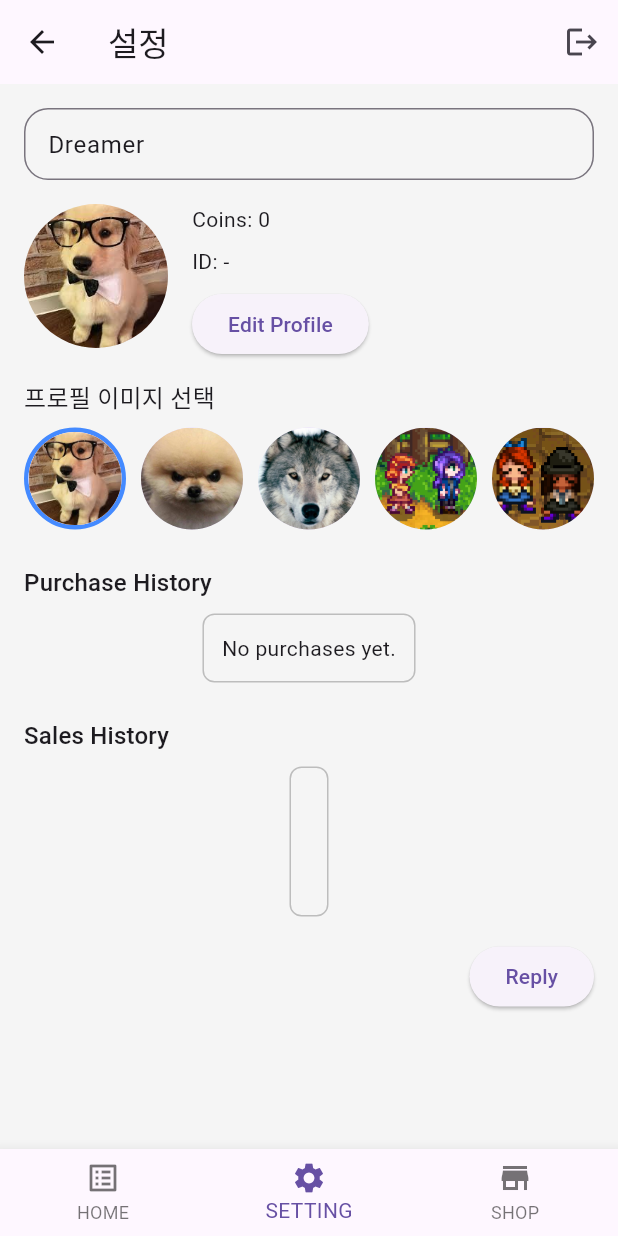
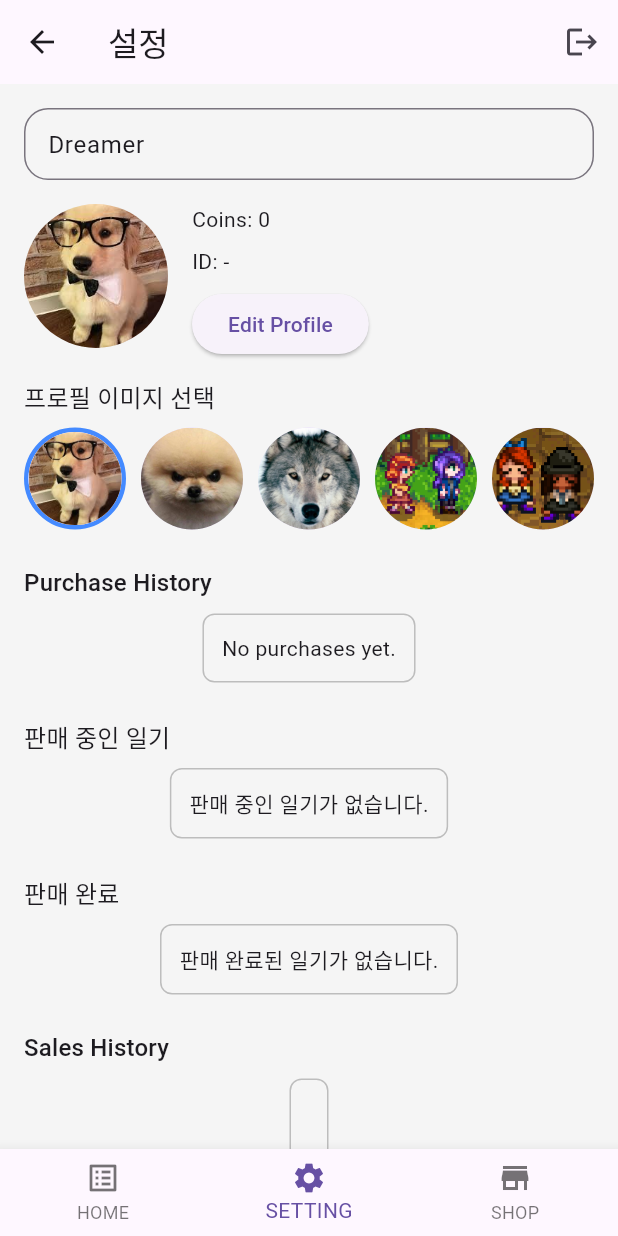
Before and after one commit to evaseo0078/ggumdream, a Flutter app: the DiarySettingScreen screen opened by its route, on a phone screen of 412 x 824 dp. Run offline on Flutter 3.47's test engine with Material 3 defaults, Android fonts, the light colour scheme and no system bars; our stand-ins replace cloud_firestore, firebase_auth, firebase_core, fl_chart, flutter_riverpod, flutter_secure_storage and 4 more; accounts and stored records are empty; Roboto replaces fonts that are missing (GgumFont, HandWriting).

```diff
--- a/lib/features/diary/presentation/diary_setting_screen.dart
+++ b/lib/features/diary/presentation/diary_setting_screen.dart
@@ -275,6 +275,40 @@ class _DiarySettingScreenState extends ConsumerState<DiarySettingScreen> {
             Align(
               alignment: Alignment.centerLeft,
               child: Text(
+                "판매 중인 일기",
+                style: Theme.of(context).textTheme.titleMedium,
+              ),
+            ),
+            const SizedBox(height: 8),
+            Container(
+              padding: const EdgeInsets.all(12),
+              decoration: BoxDecoration(
+                border: Border.all(color: Colors.grey.shade400),
+                borderRadius: BorderRadius.circular(8),
+              ),
+              child: const Text("판매 중인 일기가 없습니다."), // Placeholder
+            ),
+            const SizedBox(height: 24),
+            Align(
+              alignment: Alignment.centerLeft,
+              child: Text(
+                "판매 완료",
+                style: Theme.of(context).textTheme.titleMedium,
+              ),
+            ),
+            const SizedBox(height: 8),
+            Container(
+              padding: const EdgeInsets.all(12),
+              decoration: BoxDecoration(
+                border: Border.all(color: Colors.grey.shade400),
+                borderRadius: BorderRadius.circular(8),
+              ),
+              child: const Text("판매 완료된 일기가 없습니다."), // Placeholder
+            ),
+            const SizedBox(height: 24),
+            Align(
+              alignment: Alignment.centerLeft,
+              child: Text(
                 "Sales History",
                 style: Theme.of(context).textTheme.titleMedium,
               ),
```
